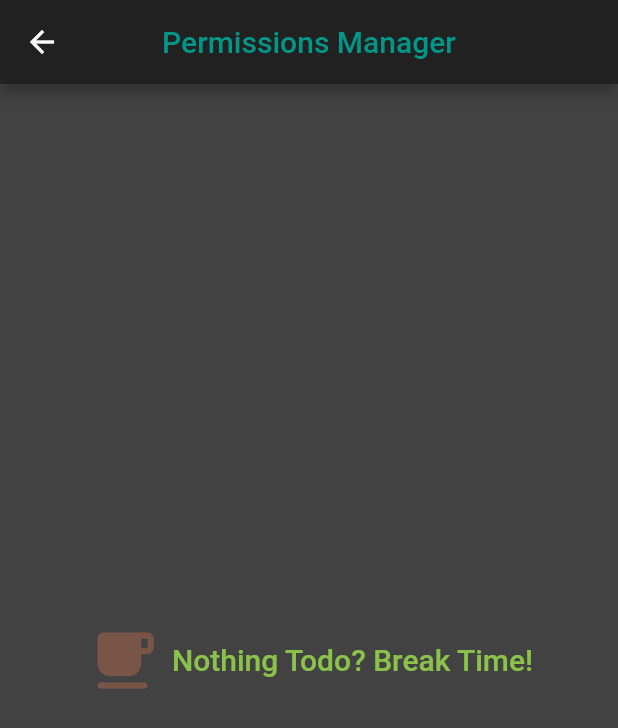
After one commit to AseelAborokn/lab_manager_app, a Flutter app: the screen it shows once a user with an empty profile is signed in, in the side drawer, after a tap on "Request Permissions To Access Stations", on a phone screen of 412 x 824 dp. The commit adds this screen. Shown: the top 728 px of the screen. Run offline on Flutter 3.47's test engine with Material 2 defaults, Android fonts, the phone set to English and light mode, and no system bars; our stand-ins replace cloud_firestore, email_validator, firebase_auth, firebase_core, flutter_spinkit, tuple; accounts and stored records are empty; network calls fail.

Commit message:
request managing system

```diff
--- a/lib/models/lab_user.dart
+++ b/lib/models/lab_user.dart
@@ -1,5 +1,3 @@
-import 'package:cloud_firestore/cloud_firestore.dart';
-
 class LabUser {
   // Document Id
   final String uid;
--- /dev/null
+++ b/lib/screens/home/permission_requests.dart
@@ -0,0 +1,165 @@
+import 'package:flutter/material.dart';
+import 'package:lab_manager/models/lab_permissions.dart';
+import 'package:lab_manager/models/lab_station.dart';
+import 'package:lab_manager/models/lab_user.dart';
+import 'package:lab_manager/services/firestore/stations_db.dart';
+import 'package:lab_manager/services/firestore/users_db.dart';
+import 'package:tuple/tuple.dart';
+
+import '../../services/firestore/permissions_db.dart';
+
+class PermissionRequestsManager extends StatefulWidget {
+  PermissionRequestsManager({Key? key, required this.labUser}) : super(key: key);
+
+  final LabUser labUser;
+  final PermissionsCollection _permissionsCollection = PermissionsCollection();
+  final UsersCollection _usersCollection = UsersCollection();
+  final StationsCollection _stationsCollection = StationsCollection();
+  @override
+  State<PermissionRequestsManager> createState() => _PermissionRequestsManagerState();
+}
+
+class _PermissionRequestsManagerState extends State<PermissionRequestsManager> {
+  @override
+  Widget build(BuildContext context) {
+    final String ownerId = widget.labUser.uid;
+    final List<String> columns = ['Station', 'Requester', 'Accept/Decline'];
+    return StreamBuilder<List<AccessPermissions>>(
+        stream: widget._permissionsCollection.getAccessPermissionsByOwnerId(ownerId),
+        builder: (context, AsyncSnapshot<List<AccessPermissions>> pendingReqSnapshots) {
+          List<AccessPermissions> pendingRequests = [];
+          if (!pendingReqSnapshots.hasData || pendingReqSnapshots.data != null) {
+            pendingRequests = pendingReqSnapshots.data!.where((req) => req.permissionStatus == AccessPermissionStatus.requested).toList();
+          }
+
+          return StreamBuilder<List<LabUser>>(
+              stream: widget._usersCollection.getAllLabUser(),
+              builder: (context, AsyncSnapshot<List<LabUser>> usersSnapshot) {
+                List<LabUser> users = [];
+                if (usersSnapshot.hasData && usersSnapshot.data != null) {
+                  users = usersSnapshot.data!;
+                }
+
+                return StreamBuilder<List<LabStation>>(
+                    stream: widget._stationsCollection.getStationsByOwnerId(ownerId),
+                    builder: (context, AsyncSnapshot<List<LabStation>> stationsSnapshot) {
+                      List<LabStation> stations = [];
+                      if (stationsSnapshot.hasData &&
+                          stationsSnapshot.data != null) {
+                        stations = stationsSnapshot.data!;
+                      }
+
+                      List<Tuple3<AccessPermissions, String, String>> joinedLists =
+                      pendingRequests.map((req) => Tuple3(
+                              req,
+                              users.firstWhere((user) => (user.uid == req.userId)).username,
+                              stations.firstWhere((station) => (station.uid == req.stationId)).name
+                          )
+                      ).toList();
+
+
+                      return Scaffold(
+                          backgroundColor: Colors.grey.shade800,
+                          appBar: AppBar(
+                            // Title
+                            title: const Text('Permissions Manager', style: TextStyle(color: Colors.teal)),
+                            centerTitle: true,
+                            // Application Bar Color
+                            backgroundColor: Colors.grey.shade900,
+                            actions: const [
+                              //TODO("Add Search Bar")
+                            ],
+                          ),
+                          // appBar: SearchBar(title: 'Request Permissions', defaultSearchContent: 'Enter station name...'),
+                          body: (pendingRequests.isEmpty)
+                              ? Center(
+                                child: TextButton.icon(
+                                  onPressed: null,
+                                  icon: const Icon(Icons.free_breakfast_rounded, color: Colors.brown, size: 50),
+                                  label: const Text("Nothing Todo? Break Time!", style: TextStyle(color: Colors.lightGreen, fontSize: 20)),
+                              ))
+                              : Scrollbar(
+                                child: Row(
+                                  children: [
+                                    Expanded(
+                                      child: SingleChildScrollView(
+                                        scrollDirection: Axis.vertical,
+                                        child: Container(
+                                          margin: const EdgeInsets.fromLTRB(5, 10, 5, 10),
+                                          child: DataTable(
+                                            showBottomBorder: true,
+                                            headingRowHeight: 50,
+                                            headingTextStyle: const TextStyle(color: Colors.lightGreenAccent),
+                                            headingRowColor: MaterialStateProperty.resolveWith((s) => Colors.blueGrey.shade900),
+                                            columns: List<DataColumn>.generate(
+                                              columns.length, (colIndex) =>
+                                              DataColumn(label: Center(child: Text(columns[colIndex], textAlign: TextAlign.center,)))
+                                            ),
+                                            rows: List<DataRow>.generate(
+                                              joinedLists.length, (index) =>
+                                              DataRow(
+                                                color: MaterialStateProperty.resolveWith((s) => (index%2==0) ? Colors.grey.shade200 : Colors.grey.shade400),
+                                                cells: <DataCell>[
+                                                  DataCell(
+                                                    Center(child: Text(joinedLists[index].item3, textAlign: TextAlign.center))
+                                                  ),
+                                                  DataCell(
+                                                      Center(child: Text(joinedLists[index].item2, textAlign: TextAlign.center,))
+                                                  ),
+                                                  DataCell(
+                                                    Row(
+                                                      mainAxisAlignment: MainAxisAlignment.center,
+                                                      crossAxisAlignment: CrossAxisAlignment.center,
+                                                      children: [
+                                                        IconButton(
+                                                          icon: const Icon(Icons.check_circle_outline),
+                                                          color: Colors.lightGreen.shade900,
+                                                          onPressed: () {
+                                                            AccessPermissions permission = joinedLists[index].item1;
+                                                            widget._permissionsCollection.update(AccessPermissions(
+                                                              uid: permission.uid,
+                                                              stationId: permission.stationId,
+                                                              ownerId: permission.ownerId,
+                                                              userId: permission.userId,
+                                                              cid: permission.cid,
+                                                              permissionStatus: AccessPermissionStatus.granted
+                                                            ));
+                                                          },
+                                                        ),
+                                                        IconButton(
+                                                          icon: const Icon(Icons.cancel_outlined),
+                                                          color: Colors.red,
+                                                          onPressed: () {
+                                                            AccessPermissions permission = joinedLists[index].item1;
+                                                            widget._permissionsCollection.update(AccessPermissions(
+                                                              uid: permission.uid,
+                                                              stationId: permission.stationId,
+                                                              ownerId: permission.ownerId,
+                                                              userId: permission.userId,
+                                                              cid: permission.cid,
+                                                              permissionStatus: AccessPermissionStatus.denied
+                                                            ));
+                                                          },
+                                                        )
+                                                      ],
+                                                    )
+                                                  )
+                                                ]
+                                              )
+                                            )
+                                          ),
+                                        ),
+                                      ),
+                                    ),
+                                  ],
+                                ),
+                              )
+                      );
+                    }
+                );
+              }
+          );
+        }
+    );
+  }
+}
--- a/lib/screens/home/permissions.dart
+++ b/lib/screens/home/permissions.dart
@@ -65,11 +65,11 @@ class _PermissionsState extends State<Permissions> {
   @override
   Widget build(BuildContext context) {
     final String userId = widget.labUser.uid;
-    List<LabStation> stations = <LabStation>[];
 
     return StreamBuilder<List<LabStation>>(
         stream: widget._stationsCollection.getAllStations(),
         builder: (context, AsyncSnapshot<List<LabStation>> stationsSnapshot) {
+          List<LabStation> stations = <LabStation>[];
           if (stationsSnapshot.hasData && stationsSnapshot.data != null) {
             stations = stationsSnapshot.data!;
           }
--- a/lib/services/firestore/users_db.dart
+++ b/lib/services/firestore/users_db.dart
@@ -62,4 +62,11 @@ class UsersCollection {
   // get the current connected user as LabUser (with each time it is updated!)
   Stream<LabUser?> getCurrentLabUser(String? uid) =>
       _getDoc(uid).snapshots().map((event) => event.data());
+
+  Stream<List<LabUser>> getAllLabUser() =>
+      _db.withConverter<LabUser>(
+          fromFirestore: (snapshot, _) =>
+              LabUser.fromJson(snapshot.id, snapshot.data()!),
+          toFirestore: (LabUser labStation, _) => labStation.toJson()
+      ).snapshots().map((event) => event.docs.map((e) => e.data()).toList());
 }
--- a/lib/shared/widgets/navigation_drawer.dart
+++ b/lib/shared/widgets/navigation_drawer.dart
@@ -1,5 +1,6 @@
 import 'package:flutter/material.dart';
 import 'package:lab_manager/models/lab_user.dart';
+import 'package:lab_manager/screens/home/permission_requests.dart';
 import 'package:lab_manager/screens/home/profile_settings.dart';
 import 'package:lab_manager/screens/home/user_stations.dart';
 import 'package:lab_manager/services/auth.dart';
@@ -30,8 +31,8 @@ class NavigationDrawerWidget extends StatelessWidget {
               icon: Icons.history_edu,
               onClicked: () => selectedItem(context, 2)),
           const Divider(color: Colors.white, endIndent: 15, indent: 15),
-          buildMenuItem(text: "Messages",
-              icon: Icons.message,
+          buildMenuItem(text: "Pending Requests",
+              icon: Icons.pending_actions_sharp,
               onClicked: () => selectedItem(context, 3)),
           buildMenuItem(text: "Profile Settings",
               icon: Icons.settings,
@@ -81,8 +82,8 @@ class NavigationDrawerWidget extends StatelessWidget {
         //     MaterialPageRoute(builder: (context) => const UserLogs()));
         break;
       case 3:
-        // Navigator.of(context).push(
-        //     MaterialPageRoute(builder: (context) => const UserProfile()));
+        Navigator.of(context).push(
+            MaterialPageRoute(builder: (context) => PermissionRequestsManager(labUser: labUser)));
         break;
       case 4:
         Navigator.of(context).push(
```
